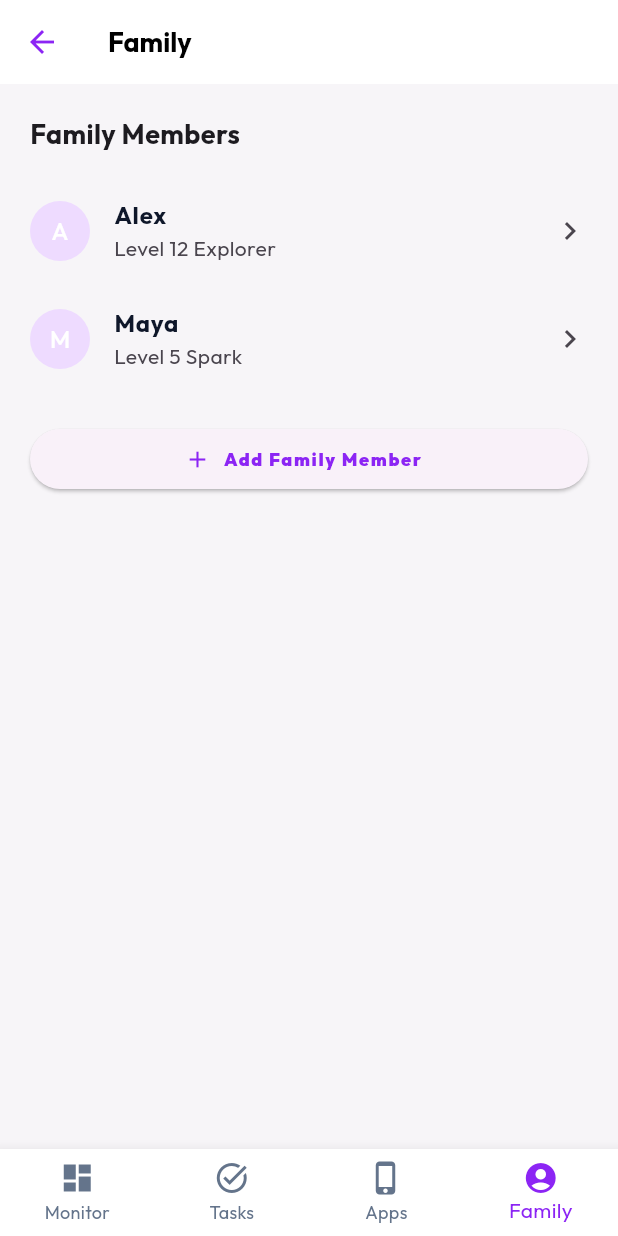
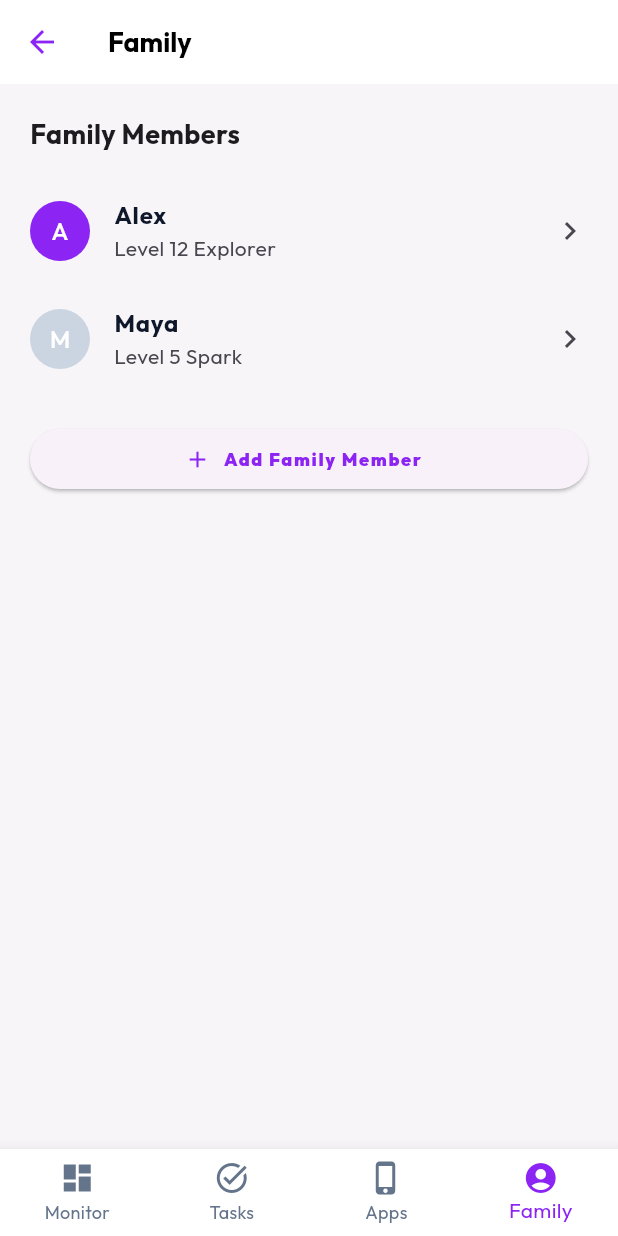
Before and after one commit to rizvonnavruzov8-stack/Safini_AI, a Flutter app: the ParentDashboard screen opened directly, item 4 of the bottom bar chosen, on a phone screen of 412 x 824 dp. Run offline on Flutter 3.47's test engine with Material 3 defaults, Android fonts, the light colour scheme and no system bars; our stand-ins replace flutter_riverpod, font_awesome_flutter, google_fonts, hive, hive_flutter; accounts and stored records are empty; network calls fail.

Commit message:
changes in backend

```diff
--- a/lib/core/app_theme.dart
+++ b/lib/core/app_theme.dart
@@ -7,7 +7,9 @@
   static const Color bgDark = Color(0xFF191022);
   static const Color slate900 = Color(0xFF0F172A);
   static const Color slate500 = Color(0xFF64748B);
+  static const Color slate300 = Color(0xFFCBD5E1);
   static const Color slate100 = Color(0xFFF1F5F9);
+
   static const Color emerald600 = Color(0xFF059669);
   static const Color textMuted = Color(0xFF64748B);
   static const Color accentGold = Color(0xFFF59E0B);
```
